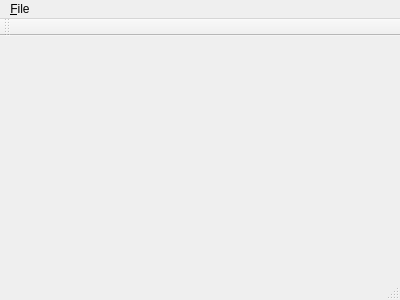
Qt form cmainwindow.ui (birkeh/pictureLibrary) before a commit.
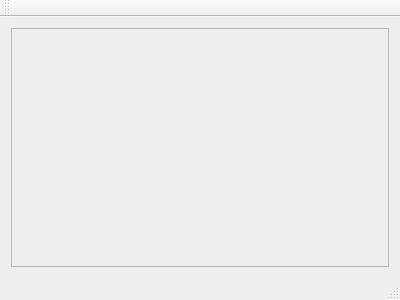
The same form after that commit.

Patch:
```diff
--- a/cmainwindow.ui
+++ b/cmainwindow.ui
@@ -13,8 +13,33 @@
   <property name="windowTitle">
    <string>cMainWindow</string>
   </property>
-  <widget class="QWidget" name="centralWidget"/>
-  <widget class="QMenuBar" name="menuBar">
+  <widget class="QWidget" name="centralWidget">
+   <layout class="QGridLayout" name="gridLayout">
+    <item row="0" column="0">
+     <widget class="QScrollArea" name="m_lpMainScrollArea">
+      <property name="widgetResizable">
+       <bool>true</bool>
+      </property>
+      <widget class="QWidget" name="scrollAreaWidgetContents">
+       <property name="geometry">
+        <rect>
+         <x>0</x>
+         <y>0</y>
+         <width>380</width>
+         <height>227</height>
+        </rect>
+       </property>
+       <layout class="QGridLayout" name="gridLayout_2">
+        <item row="0" column="0">
+         <layout class="QVBoxLayout" name="m_lpMainLayout"/>
+        </item>
+       </layout>
+      </widget>
+     </widget>
+    </item>
+   </layout>
+  </widget>
+  <widget class="QMenuBar" name="m_lpMenuBar">
    <property name="geometry">
     <rect>
      <x>0</x>
@@ -23,13 +48,6 @@
      <height>21</height>
     </rect>
    </property>
-   <widget class="QMenu" name="menu_File">
-    <property name="title">
-     <string>&amp;File</string>
-    </property>
-    <addaction name="actionE_xit"/>
-   </widget>
-   <addaction name="menu_File"/>
   </widget>
   <widget class="QToolBar" name="mainToolBar">
    <attribute name="toolBarArea">
```
Left out of the diff: 6 changed lines with no effect on the pictures.
